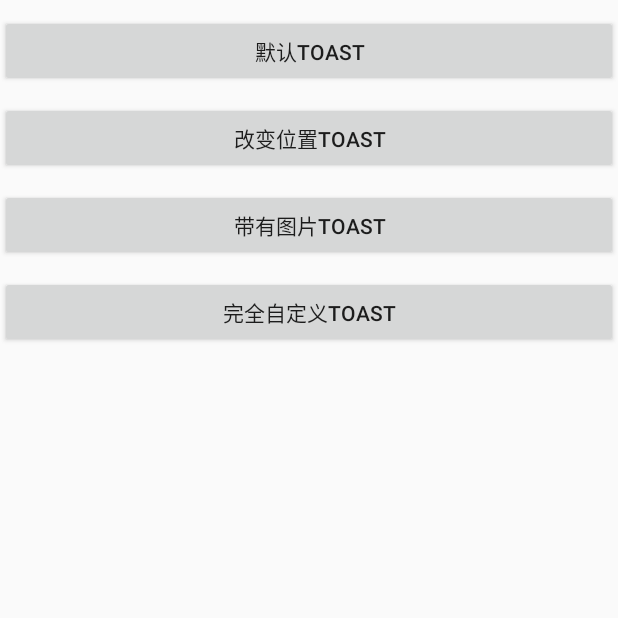
After one commit to Gyps0phila/FirstTest, an Android app: the ToastAty screen opened directly, with no data from a screen before it, on a phone screen of 412 x 824 dp, the top half of it. The commit adds this screen. Run offline under Robolectric (Android 15) with nearby library versions, the phone set to English and light mode, and no system bars.

Commit message:
finish toast dialog notification

```diff
--- a/src/main/AndroidManifest.xml
+++ b/src/main/AndroidManifest.xml
@@ -1,6 +1,9 @@
 <?xml version="1.0" encoding="utf-8"?>
 <manifest xmlns:android="http://schemas.android.com/apk/res/android"
     package="com.example.gypsophila.dailytest" >
+
+    <uses-permission android:name="android.permission.FLASHLIGHT" />
+    <uses-permission android:name="android.permission.vibrate" />
 
     <application
         android:allowBackup="true"
@@ -21,6 +24,9 @@
         <activity android:name="com.example.gypsophila.scrollview.ScrollViewAty"/>
         <activity android:name="com.example.gypsophila.gallery.GalleryAty"/>
         <activity android:name="com.example.gypsophila.seekbar.SeekBarAty"/>
+        <activity android:name="com.example.gypsophila.toast.ToastAty"/>
+        <activity android:name="com.example.gypsophila.dialog.DialogAty"/>
+        <activity android:name="com.example.gypsophila.notification.NotificationAty"/>
     </application>
 
 </manifest>
--- /dev/null
+++ b/src/main/java/com/example/gypsophila/toast/ToastAty.java
@@ -0,0 +1,101 @@
+package com.example.gypsophila.toast;
+
+import android.app.Activity;
+import android.os.Bundle;
+import android.view.Gravity;
+import android.view.LayoutInflater;
+import android.view.View;
+import android.widget.Button;
+import android.widget.ImageView;
+import android.widget.LinearLayout;
+import android.widget.Toast;
+
+import com.example.gypsophila.dailytest.R;
+
+/**
+ * Created by Gypsophila on 2016/1/28.
+ */
+public class ToastAty extends Activity implements View.OnClickListener{
+    private Button toast_btn1,toast_btn2,toast_btn3,toast_btn4;
+    @Override
+    protected void onCreate(Bundle savedInstanceState) {
+        super.onCreate(savedInstanceState);
+        setContentView(R.layout.toast);
+        initEvent();
+    }
+
+    private void initEvent() {
+        toast_btn1 = (Button) findViewById(R.id.toast_btn1);
+        toast_btn2 = (Button) findViewById(R.id.toast_btn2);
+        toast_btn3 = (Button) findViewById(R.id.toast_btn3);
+        toast_btn4 = (Button) findViewById(R.id.toast_btn4);
+        toast_btn1.setOnClickListener(this);
+        toast_btn2.setOnClickListener(this);
+        toast_btn3.setOnClickListener(this);
+        toast_btn4.setOnClickListener(this);
+    }
+
+    @Override
+    public void onClick(View v) {
+
+        switch (v.getId()) {
+            case R.id.toast_btn1: {
+                showToast1();
+                break;
+            }
+            case R.id.toast_btn2: {
+                showToast2();
+                break;
+            }
+            case R.id.toast_btn3: {
+                showToast3();
+                break;
+            }
+            case R.id.toast_btn4: {
+                showToast4();
+                break;
+            }
+
+        }
+    }
+    //默认toast
+    private void showToast1() {
+        Toast toast = Toast.makeText(this, "默认toast", Toast.LENGTH_SHORT);
+        toast.show();
+    }
+
+    //改变位置toast
+    private void showToast2() {
+//        Toast toast = new Toast(this);
+//        toast.setText("改变位置toast");
+//        toast.setDuration(Toast.LENGTH_SHORT);
+//        toast.setGravity(Gravity.CENTER, 0, 100);
+//        toast.show();
+        Toast toast = Toast.makeText(this, "改变位置toast", Toast.LENGTH_SHORT);
+        toast.setGravity(Gravity.CENTER, 0, 100);
+        toast.show();
+    }
+
+    //带有图片toast
+    private void showToast3() {
+        Toast toast = Toast.makeText(this, "带有图片toast", Toast.LENGTH_SHORT);
+        LinearLayout toast_layout = (LinearLayout) toast.getView();
+        //动态生成图片
+        ImageView imageView = new ImageView(this);
+        imageView.setImageResource(R.mipmap.item2);
+        toast_layout.addView(imageView, 0);
+        toast.show();
+    }
+    //完全自定义toast
+    private void showToast4() {
+        LayoutInflater inflater = LayoutInflater.from(this);
+        View toast_view = inflater.inflate(R.layout.toast_layout, null);
+        //这边的toast text并不会出现
+        //Toast toast = Toast.makeText(this, "完全自定义toast", Toast.LENGTH_SHORT);
+        Toast toast = new Toast(this);
+        toast.setDuration(Toast.LENGTH_LONG);
+        toast.setGravity(Gravity.CENTER, 180, 90);
+        toast.setView(toast_view);
+        toast.show();
+    }
+}
--- /dev/null
+++ b/src/main/res/layout/toast.xml
@@ -0,0 +1,31 @@
+<?xml version="1.0" encoding="utf-8"?>
+<LinearLayout xmlns:android="http://schemas.android.com/apk/res/android"
+    android:orientation="vertical" android:layout_width="match_parent"
+    android:layout_height="match_parent">
+
+    <Button
+        android:layout_width="match_parent"
+        android:layout_height="wrap_content"
+        android:layout_marginTop="10dp"
+        android:id="@+id/toast_btn1"
+        android:text="默认toast"/>
+    <Button
+        android:layout_width="match_parent"
+        android:layout_height="wrap_content"
+        android:layout_marginTop="10dp"
+        android:id="@+id/toast_btn2"
+        android:text="改变位置toast"/>
+    <Button
+        android:layout_width="match_parent"
+        android:layout_height="wrap_content"
+        android:layout_marginTop="10dp"
+        android:id="@+id/toast_btn3"
+        android:text="带有图片toast"/>
+    <Button
+        android:layout_width="match_parent"
+        android:layout_height="wrap_content"
+        android:layout_marginTop="10dp"
+        android:id="@+id/toast_btn4"
+        android:text="完全自定义toast"/>
+
+</LinearLayout>
```
Also changed, not shown: src/main/java/com/example/gypsophila/dailytest/MainActivity.java (+22 -2 lines), src/main/java/com/example/gypsophila/dialog/DialogAty.java (added, +162 -0 lines), src/main/java/com/example/gypsophila/notification/NotificationAty.java (added, +75 -0 lines), src/main/res/layout/activity_main.xml (+21 -0 lines), src/main/res/layout/dialog.xml (added, +32 -0 lines), src/main/res/layout/dialog_layout.xml (added, +28 -0 lines), src/main/res/layout/notification.xml (added, +19 -0 lines), src/main/res/layout/toast_layout.xml (added, +22 -0 lines).
